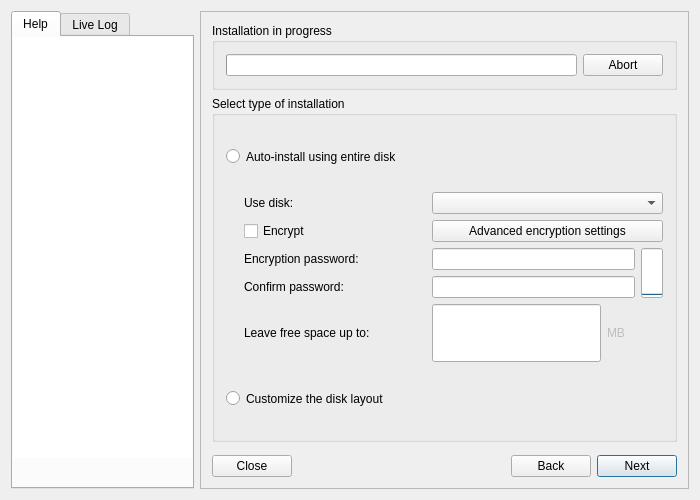
Old version of the form meinstall.ui in the repository gazelle-installer/gazelle-installer.
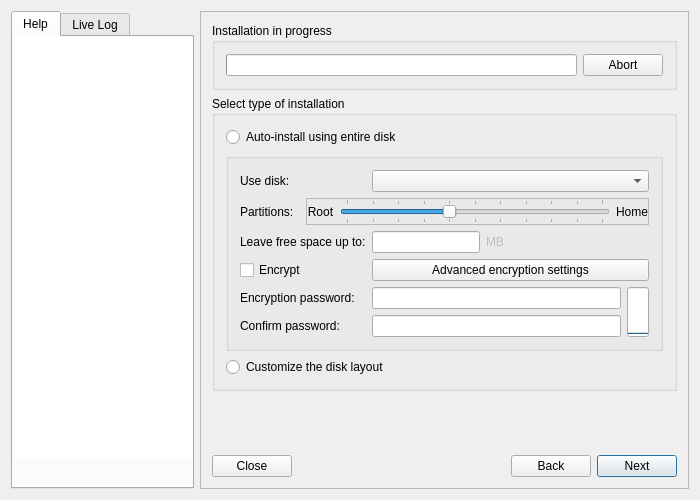
New version of the form. The open tabs and pages were chosen to show the change. Icons and pictures are not drawn. Custom widgets are drawn as their Qt base class.

Commit message: New root'n'home partition slider. The ratio is 40/60 by default. Anything more advanced can be achieved by using a custom layout.

What changed in the file:
```diff
--- a/meinstall.ui
+++ b/meinstall.ui
@@ -339,80 +339,20 @@
              <string>Select type of installation</string>
             </property>
             <layout class="QGridLayout">
-             <item row="4" column="3" colspan="3">
-              <widget class="MLineEdit" name="FDEpassword2">
-               <property name="maxLength">
-                <number>512</number>
-               </property>
-               <property name="echoMode">
-                <enum>QLineEdit::Password</enum>
-               </property>
-              </widget>
-             </item>
-             <item row="2" column="1">
-              <widget class="QCheckBox" name="checkBoxEncryptAuto">
-               <property name="sizePolicy">
-                <sizepolicy hsizetype="Preferred" vsizetype="Fixed">
-                 <horstretch>0</horstretch>
-                 <verstretch>0</verstretch>
-                </sizepolicy>
-               </property>
-               <property name="text">
-                <string>Encrypt</string>
-               </property>
-              </widget>
-             </item>
-             <item row="7" column="2">
-              <spacer name="horizontalSpacer_12">
-               <property name="orientation">
-                <enum>Qt::Horizontal</enum>
-               </property>
-              </spacer>
-             </item>
-             <item row="3" column="1" colspan="2">
-              <widget class="QLabel" name="labelFDEpass">
-               <property name="text">
-                <string>Encryption password:</string>
-               </property>
-              </widget>
-             </item>
-             <item row="3" column="3" colspan="3">
-              <widget class="MLineEdit" name="FDEpassword">
-               <property name="maxLength">
-                <number>512</number>
-               </property>
-               <property name="echoMode">
-                <enum>QLineEdit::Password</enum>
-               </property>
-              </widget>
-             </item>
-             <item row="1" column="1">
-              <widget class="QLabel" name="useDiskLabel">
+             <item row="0" column="0" colspan="2">
+              <widget class="QRadioButton" name="entireDiskButton">
                <property name="sizePolicy">
                 <sizepolicy hsizetype="MinimumExpanding" vsizetype="Minimum">
                  <horstretch>0</horstretch>
                  <verstretch>0</verstretch>
                 </sizepolicy>
                </property>
-               <property name="font">
-                <font/>
-               </property>
                <property name="text">
-                <string>Use disk:</string>
-               </property>
-               <property name="wordWrap">
-                <bool>false</bool>
+                <string>Auto-install using entire disk</string>
                </property>
               </widget>
              </item>
-             <item row="7" column="1">
-              <spacer name="horizontalSpacer_11">
-               <property name="orientation">
-                <enum>Qt::Horizontal</enum>
-               </property>
-              </spacer>
-             </item>
-             <item row="8" column="0" colspan="5">
+             <item row="3" column="0" colspan="2">
               <widget class="QRadioButton" name="customPartButton">
                <property name="sizePolicy">
                 <sizepolicy hsizetype="MinimumExpanding" vsizetype="Minimum">
@@ -425,150 +365,270 @@
                </property>
               </widget>
              </item>
-             <item row="5" column="3">
-              <widget class="QLineEdit" name="freeSpaceEdit">
-               <property name="sizePolicy">
-                <sizepolicy hsizetype="MinimumExpanding" vsizetype="Minimum">
-                 <horstretch>0</horstretch>
-                 <verstretch>0</verstretch>
-                </sizepolicy>
+             <item row="1" column="0" colspan="2">
+              <widget class="QGroupBox" name="groupAutoPart">
+               <property name="title">
+                <string/>
                </property>
-               <property name="inputMask">
-                <string notr="true">00000000</string>
-               </property>
-               <property name="cursorPosition">
-                <number>0</number>
-               </property>
-               <property name="alignment">
-                <set>Qt::AlignRight</set>
-               </property>
-               <property name="clearButtonEnabled">
-                <bool>false</bool>
-               </property>
-              </widget>
-             </item>
-             <item row="5" column="4">
-              <widget class="QLabel" name="freeLabel">
-               <property name="enabled">
-                <bool>false</bool>
-               </property>
-               <property name="sizePolicy">
-                <sizepolicy hsizetype="Minimum" vsizetype="Minimum">
-                 <horstretch>0</horstretch>
-                 <verstretch>0</verstretch>
-                </sizepolicy>
-               </property>
-               <property name="text">
-                <string>MB </string>
-               </property>
-              </widget>
-             </item>
-             <item row="4" column="1" colspan="2">
-              <widget class="QLabel" name="labelFDEpass2">
-               <property name="enabled">
-                <bool>true</bool>
-               </property>
-               <property name="text">
-                <string>Confirm password:</string>
-               </property>
-              </widget>
-             </item>
-             <item row="5" column="0">
-              <spacer>
-               <property name="orientation">
-                <enum>Qt::Horizontal</enum>
-               </property>
-               <property name="sizeType">
-                <enum>QSizePolicy::Fixed</enum>
-               </property>
-               <property name="sizeHint" stdset="0">
-                <size>
-                 <width>12</width>
-                 <height>4</height>
-                </size>
-               </property>
-              </spacer>
-             </item>
-             <item row="5" column="1" colspan="2">
-              <widget class="QLabel" name="leaveLabel">
-               <property name="sizePolicy">
-                <sizepolicy hsizetype="MinimumExpanding" vsizetype="Minimum">
-                 <horstretch>0</horstretch>
-                 <verstretch>0</verstretch>
-                </sizepolicy>
-               </property>
-               <property name="text">
-                <string>Leave free space up to:</string>
-               </property>
-               <property name="wordWrap">
-                <bool>false</bool>
-               </property>
-              </widget>
-             </item>
-             <item row="2" column="3" colspan="4">
-              <widget class="QPushButton" name="buttonAdvancedFDE">
-               <property name="enabled">
-                <bool>true</bool>
-               </property>
-               <property name="sizePolicy">
-                <sizepolicy hsizetype="MinimumExpanding" vsizetype="Fixed">
-                 <horstretch>0</horstretch>
-                 <verstretch>0</verstretch>
-                </sizepolicy>
-               </property>
-               <property name="text">
-                <string>Advanced encryption settings</string>
-               </property>
-              </widget>
-             </item>
-             <item row="1" column="3" colspan="4">
-              <widget class="QComboBox" name="diskCombo">
-               <property name="sizePolicy">
-                <sizepolicy hsizetype="MinimumExpanding" vsizetype="Fixed">
-                 <horstretch>0</horstretch>
-                 <verstretch>0</verstretch>
-                </sizepolicy>
-               </property>
-              </widget>
-             </item>
-             <item row="5" column="5" colspan="2">
-              <spacer name="horizontalSpacer_2">
-               <property name="orientation">
-                <enum>Qt::Horizontal</enum>
-               </property>
-              </spacer>
-             </item>
-             <item row="7" column="3" colspan="4">
-              <spacer name="horizontalSpacer_13">
-               <property name="orientation">
-                <enum>Qt::Horizontal</enum>
-               </property>
-              </spacer>
-             </item>
-             <item row="0" column="0" colspan="7">
-              <widget class="QRadioButton" name="entireDiskButton">
-               <property name="sizePolicy">
-                <sizepolicy hsizetype="MinimumExpanding" vsizetype="Minimum">
-                 <horstretch>0</horstretch>
-                 <verstretch>0</verstretch>
-                </sizepolicy>
-               </property>
-               <property name="text">
-                <string>Auto-install using entire disk </string>
-               </property>
-              </widget>
-             </item>
-             <item row="3" column="6" rowspan="2">
-              <widget class="QProgressBar" name="pbFDEpassMeter">
-               <property name="sizePolicy">
-                <sizepolicy hsizetype="Fixed" vsizetype="Ignored">
-                 <horstretch>0</horstretch>
-                 <verstretch>0</verstretch>
-                </sizepolicy>
-               </property>
-               <property name="orientation">
-                <enum>Qt::Vertical</enum>
-               </property>
+               <layout class="QGridLayout" name="gridLayout">
+                <item row="5" column="0" colspan="2">
+                 <widget class="QLabel" name="labelFDEpass2">
+                  <property name="enabled">
+                   <bool>true</bool>
+                  </property>
+                  <property name="text">
+                   <string>Confirm password:</string>
+                  </property>
+                 </widget>
+                </item>
+                <item row="0" column="0" colspan="2">
+                 <widget class="QLabel" name="useDiskLabel">
+                  <property name="sizePolicy">
+                   <sizepolicy hsizetype="MinimumExpanding" vsizetype="Minimum">
+                    <horstretch>0</horstretch>
+                    <verstretch>0</verstretch>
+                   </sizepolicy>
+                  </property>
+                  <property name="font">
+                   <font/>
+                  </property>
+                  <property name="text">
+                   <string>Use disk:</string>
+                  </property>
+                  <property name="wordWrap">
+                   <bool>false</bool>
+                  </property>
+                 </widget>
+                </item>
+                <item row="1" column="1" colspan="6">
+                 <widget class="QFrame" name="frameSliderPart">
+                  <property name="frameShape">
+                   <enum>QFrame::StyledPanel</enum>
+                  </property>
+                  <property name="frameShadow">
+                   <enum>QFrame::Sunken</enum>
+                  </property>
+                  <layout class="QHBoxLayout" name="horizontalLayout_4">
+                   <property name="leftMargin">
+                    <number>0</number>
+                   </property>
+                   <property name="topMargin">
+                    <number>0</number>
+                   </property>
+                   <property name="rightMargin">
+                    <number>0</number>
+                   </property>
+                   <property name="bottomMargin">
+                    <number>0</number>
+                   </property>
+                   <item>
+                    <widget class="QLabel" name="labelSliderRoot">
+                     <property name="sizePolicy">
+                      <sizepolicy hsizetype="Fixed" vsizetype="Preferred">
+                       <horstretch>0</horstretch>
+                       <verstretch>0</verstretch>
+                      </sizepolicy>
+                     </property>
+                     <property name="text">
+                      <string>Root</string>
+                     </property>
+                     <property name="alignment">
+                      <set>Qt::AlignCenter</set>
+                     </property>
+                    </widget>
+                   </item>
+                   <item>
+                    <widget class="QSlider" name="sliderPart">
+                     <property name="maximum">
+                      <number>100</number>
+                     </property>
+                     <property name="sliderPosition">
+                      <number>40</number>
+                     </property>
+                     <property name="orientation">
+                      <enum>Qt::Horizontal</enum>
+                     </property>
+                     <property name="tickPosition">
+                      <enum>QSlider::TicksBothSides</enum>
+                     </property>
+                     <property name="tickInterval">
+                      <number>10</number>
+                     </property>
+                    </widget>
+                   </item>
+                   <item>
+                    <widget class="QLabel" name="labelSliderHome">
+                     <property name="sizePolicy">
+                      <sizepolicy hsizetype="Fixed" vsizetype="Preferred">
+                       <horstretch>0</horstretch>
+                       <verstretch>0</verstretch>
+                      </sizepolicy>
+                     </property>
+                     <property name="text">
+                      <string>Home</string>
+                     </property>
+                     <property name="alignment">
+                      <set>Qt::AlignCenter</set>
+                     </property>
+                    </widget>
+                   </item>
+                  </layout>
+                 </widget>
+                </item>
+                <item row="3" column="2" colspan="5">
+                 <widget class="QPushButton" name="buttonAdvancedFDE">
+                  <property name="enabled">
+                   <bool>true</bool>
+                  </property>
+                  <property name="sizePolicy">
+                   <sizepolicy hsizetype="MinimumExpanding" vsizetype="Fixed">
+                    <horstretch>0</horstretch>
+                    <verstretch>0</verstretch>
+                   </sizepolicy>
+                  </property>
+                  <property name="text">
+                   <string>Advanced encryption settings</string>
+                  </property>
+                 </widget>
+                </item>
+                <item row="2" column="4" colspan="3">
+                 <spacer name="horizontalSpacer_2">
+                  <property name="orientation">
+                   <enum>Qt::Horizontal</enum>
+                  </property>
+                  <property name="sizeHint" stdset="0">
+                   <size>
+                    <width>0</width>
+                    <height>0</height>
+                   </size>
+                  </property>
+                 </spacer>
+                </item>
+                <item row="0" column="2" colspan="5">
+                 <widget class="QComboBox" name="diskCombo">
+                  <property name="sizePolicy">
+                   <sizepolicy hsizetype="MinimumExpanding" vsizetype="Fixed">
+                    <horstretch>0</horstretch>
+                    <verstretch>0</verstretch>
+                   </sizepolicy>
+                  </property>
+                 </widget>
+                </item>
+                <item row="2" column="2">
+                 <widget class="QLineEdit" name="freeSpaceEdit">
+                  <property name="sizePolicy">
+                   <sizepolicy hsizetype="Preferred" vsizetype="Fixed">
+                    <horstretch>0</horstretch>
+                    <verstretch>0</verstretch>
+                   </sizepolicy>
+                  </property>
+                  <property name="inputMask">
+                   <string notr="true">00000000</string>
+                  </property>
+                  <property name="cursorPosition">
+                   <number>0</number>
+                  </property>
+                  <property name="alignment">
+                   <set>Qt::AlignRight</set>
+                  </property>
+                  <property name="clearButtonEnabled">
+                   <bool>false</bool>
+                  </property>
+                 </widget>
+                </item>
+                <item row="4" column="2" colspan="4">
+                 <widget class="MLineEdit" name="FDEpassword">
+                  <property name="maxLength">
+                   <number>512</number>
+                  </property>
+                  <property name="echoMode">
+                   <enum>QLineEdit::Password</enum>
+                  </property>
+                 </widget>
+                </item>
+                <item row="2" column="0" colspan="2">
+                 <widget class="QLabel" name="leaveLabel">
+                  <property name="sizePolicy">
+                   <sizepolicy hsizetype="MinimumExpanding" vsizetype="Minimum">
+                    <horstretch>0</horstretch>
+                    <verstretch>0</verstretch>
+                   </sizepolicy>
+                  </property>
+                  <property name="text">
+                   <string>Leave free space up to:</string>
+                  </property>
+                  <property name="wordWrap">
+                   <bool>false</bool>
+                  </property>
+                 </widget>
+                </item>
+                <item row="4" column="6" rowspan="2">
+                 <widget class="QProgressBar" name="pbFDEpassMeter">
+                  <property name="sizePolicy">
+                   <sizepolicy hsizetype="Fixed" vsizetype="Ignored">
+                    <horstretch>0</horstretch>
+                    <verstretch>0</verstretch>
+                   </sizepolicy>
+                  </property>
+                  <property name="orientation">
+                   <enum>Qt::Vertical</enum>
+                  </property>
+                 </widget>
+                </item>
+                <item row="5" column="2" colspan="4">
+                 <widget class="MLineEdit" name="FDEpassword2">
+                  <property name="maxLength">
+                   <number>512</number>
+                  </property>
+                  <property name="echoMode">
+                   <enum>QLineEdit::Password</enum>
+                  </property>
+                 </widget>
+                </item>
+                <item row="3" column="0" colspan="2">
+                 <widget class="QCheckBox" name="checkBoxEncryptAuto">
+                  <property name="sizePolicy">
+                   <sizepolicy hsizetype="Preferred" vsizetype="Fixed">
+                    <horstretch>0</horstretch>
+                    <verstretch>0</verstretch>
+                   </sizepolicy>
+                  </property>
+                  <property name="text">
+                   <string>Encrypt</string>
+                  </property>
+                 </widget>
+                </item>
+                <item row="2" column="3">
+                 <widget class="QLabel" name="freeLabel">
+                  <property name="enabled">
+                   <bool>false</bool>
+                  </property>
+                  <property name="sizePolicy">
+                   <sizepolicy hsizetype="Minimum" vsizetype="Minimum">
+                    <horstretch>0</horstretch>
+                    <verstretch>0</verstretch>
+                   </sizepolicy>
+                  </property>
+                  <property name="text">
+                   <string>MB </string>
+                  </property>
+                 </widget>
+                </item>
+                <item row="1" column="0">
+                 <widget class="QLabel" name="labelSliderPart">
+                  <property name="text">
+                   <string>Partitions:</string>
+                  </property>
+                 </widget>
+                </item>
+                <item row="4" column="0" colspan="2">
+                 <widget class="QLabel" name="labelFDEpass">
+                  <property name="text">
+                   <string>Encryption password:</string>
+                  </property>
+                 </widget>
+                </item>
+               </layout>
               </widget>
              </item>
             </layout>
@@ -579,6 +639,12 @@
             <property name="orientation">
              <enum>Qt::Vertical</enum>
             </property>
+            <property name="sizeHint" stdset="0">
+             <size>
+              <width>0</width>
+              <height>0</height>
+             </size>
+            </property>
            </spacer>
           </item>
          </layout>
```
Left out of the diff: 215 changed lines with no effect on the pictures. The commit also changes 4 other files.
